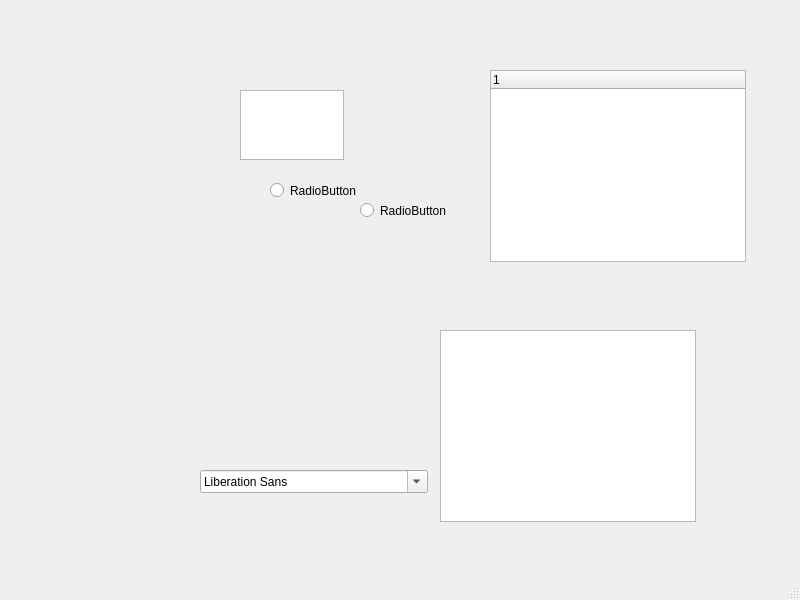
This is mainwindow.ui in han-shang/QT as Qt 5 draws it before an edit. The edited form follows.
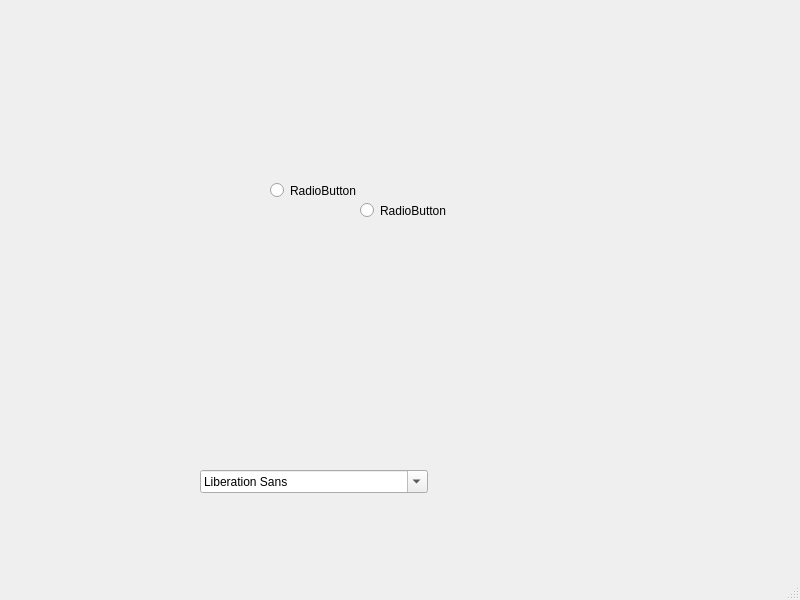
This is the edited form.

Commit message: person 切换 第二次提交

The edit to the form file:
```diff
--- a/mainwindow.ui
+++ b/mainwindow.ui
@@ -27,21 +27,6 @@
      <string>RadioButton</string>
     </property>
    </widget>
-   <widget class="QTreeWidget" name="treeWidget">
-    <property name="geometry">
-     <rect>
-      <x>490</x>
-      <y>70</y>
-      <width>256</width>
-      <height>192</height>
-     </rect>
-    </property>
-    <column>
-     <property name="text">
-      <string notr="true">1</string>
-     </property>
-    </column>
-   </widget>
    <widget class="QRadioButton" name="radioButton_2">
     <property name="geometry">
      <rect>
@@ -55,26 +40,6 @@
      <string>RadioButton</string>
     </property>
    </widget>
-   <widget class="QListWidget" name="listWidget">
-    <property name="geometry">
-     <rect>
-      <x>440</x>
-      <y>330</y>
-      <width>256</width>
-      <height>192</height>
-     </rect>
-    </property>
-   </widget>
-   <widget class="QTextEdit" name="textEdit">
-    <property name="geometry">
-     <rect>
-      <x>240</x>
-      <y>90</y>
-      <width>104</width>
-      <height>70</height>
-     </rect>
-    </property>
-   </widget>
    <widget class="QFontComboBox" name="fontComboBox">
     <property name="geometry">
      <rect>
```
